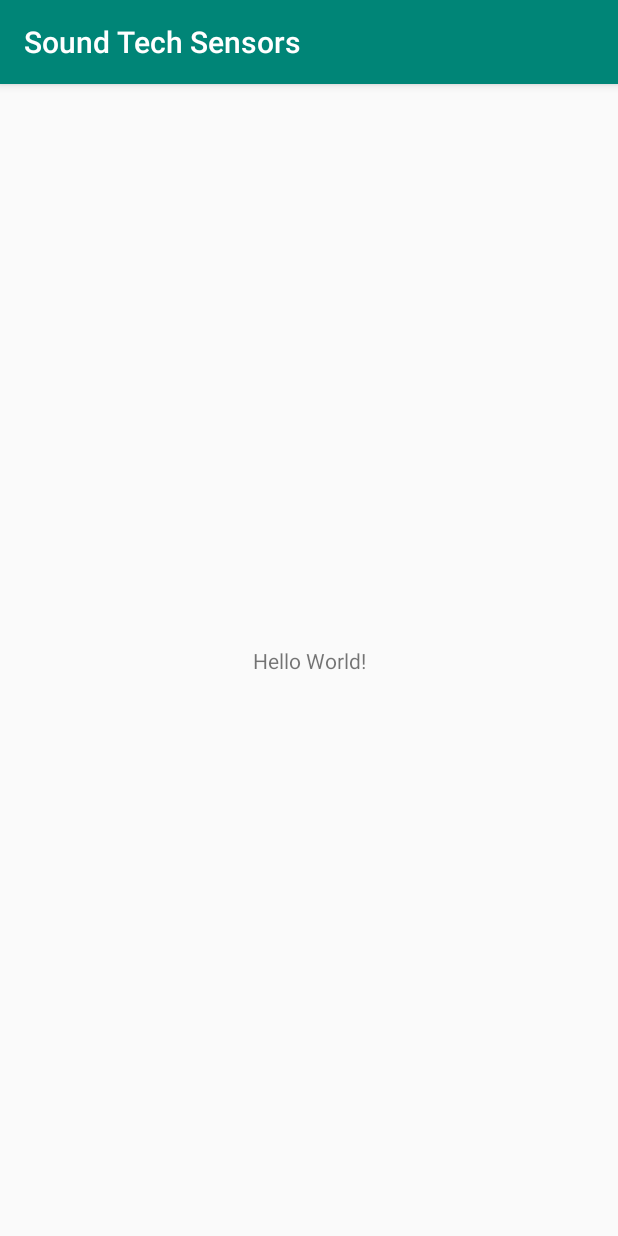
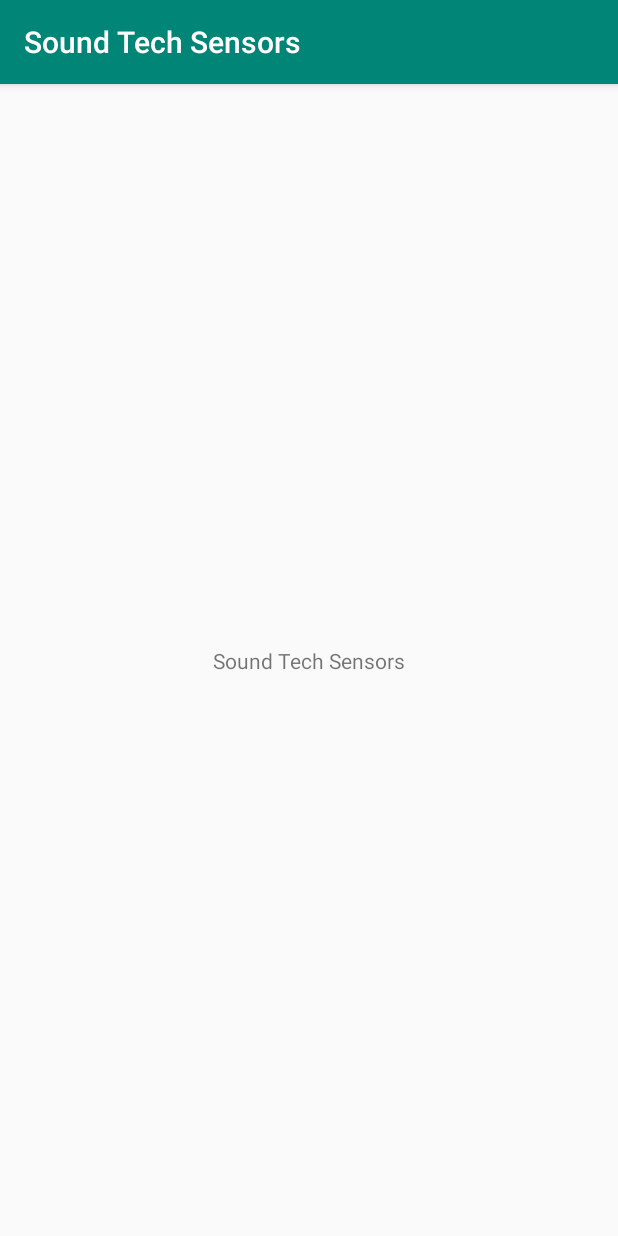
Before and after one commit to Cfoulcard/Android-Sensor-Engine, an Android app: the screen it shows after launch (MainActivity), on a phone screen of 412 x 824 dp. Run offline under Robolectric (Android 15) with nearby library versions, the phone set to English and light mode, and no system bars.

Commit message:
Testing commits

```diff
--- a/app/src/main/res/layout/activity_main.xml
+++ b/app/src/main/res/layout/activity_main.xml
@@ -9,7 +9,7 @@
     <TextView
         android:layout_width="wrap_content"
         android:layout_height="wrap_content"
-        android:text="Hello World!"
+        android:text="Sound Tech Sensors"
         app:layout_constraintBottom_toBottomOf="parent"
         app:layout_constraintLeft_toLeftOf="parent"
         app:layout_constraintRight_toRightOf="parent"
```
